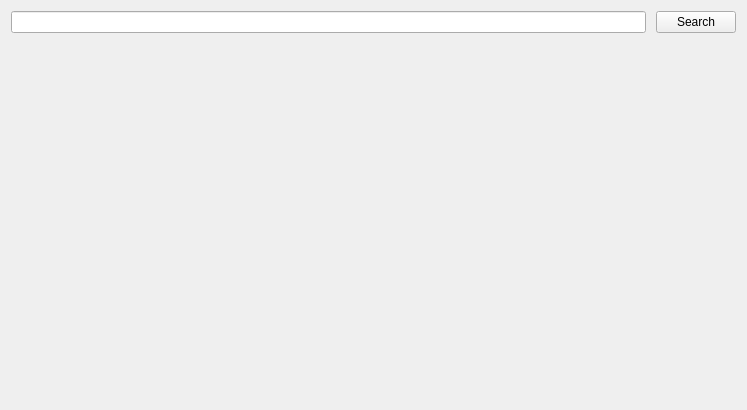
The window that src/GUI/Interfaces/MainInterface.ui (PyFlat/YT-Downloader) describes before a commit, drawn with Qt 5.
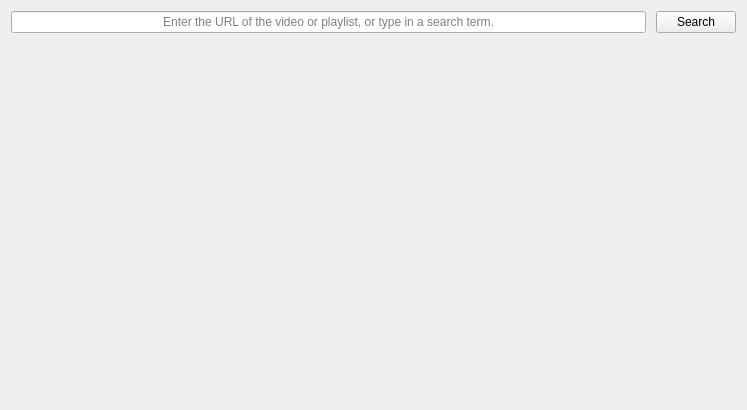
The same window after the commit. Custom widgets are drawn as their Qt base class.

What changed in the file:
```diff
--- a/src/GUI/Interfaces/MainInterface.ui
+++ b/src/GUI/Interfaces/MainInterface.ui
@@ -33,7 +33,14 @@
        <number>0</number>
       </property>
       <item>
-       <widget class="LineEdit" name="LineEdit"/>
+       <widget class="LineEdit" name="LineEdit">
+        <property name="alignment">
+         <set>Qt::AlignCenter</set>
+        </property>
+        <property name="placeholderText">
+         <string>Enter the URL of the video or playlist, or type in a search term.</string>
+        </property>
+       </widget>
       </item>
       <item>
        <widget class="PushButton" name="PushButton">
```
Left out of the diff: 20 changed lines with no effect on the pictures.
